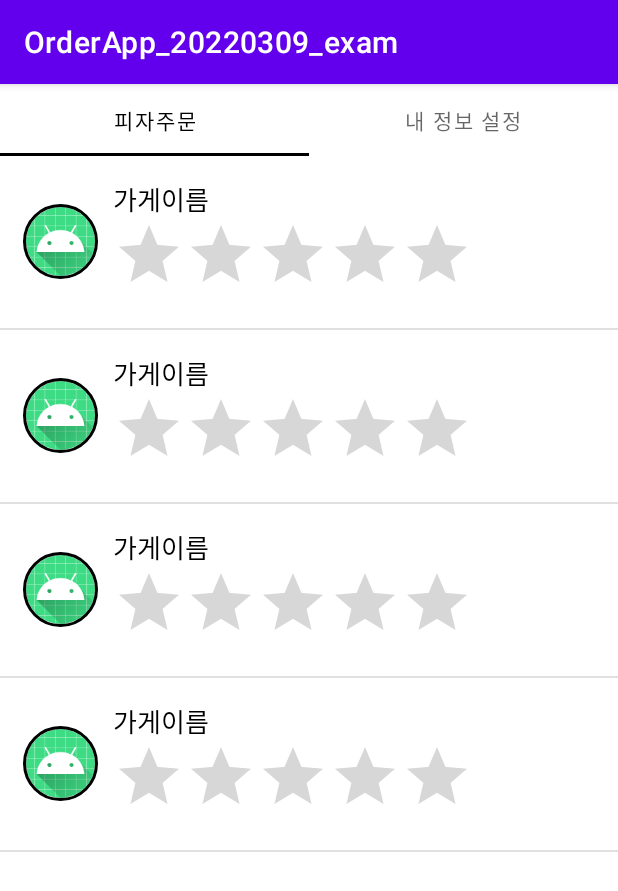
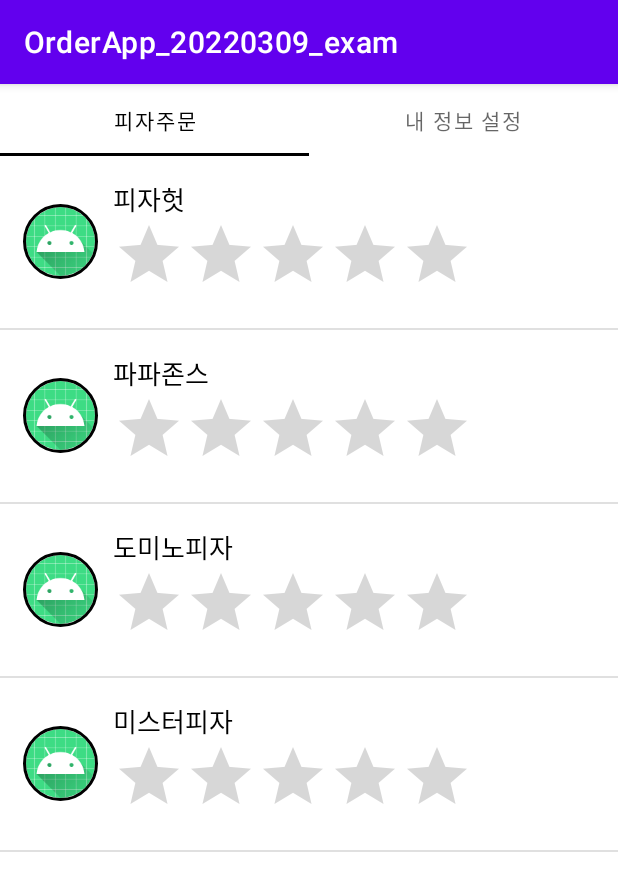
Before and after one commit to skyoo1226/OrderApp_20220309_exam, an Android app: the screen it shows after launch (MainActivity), on a phone screen of 412 x 824 dp. Shown: the top 891 px of the screen. Run offline under Robolectric (Android 15) with nearby library versions, the phone set to English and light mode, and no system bars; our stand-ins replace CircleImageView; libraries missing offline, so code that uses them is left out: com.willy.ratingbar; plain views replace BaseRatingBar; 1 statement that could not run was skipped.

Commit message:
getView에서 데이터 UI를 추출해서 우선 이름만 연결

```diff
--- a/app/src/main/java/com/skyoo/orderapp_20220309_exam/adapters/StoreAdapter.kt
+++ b/app/src/main/java/com/skyoo/orderapp_20220309_exam/adapters/StoreAdapter.kt
@@ -5,8 +5,12 @@ import android.view.LayoutInflater
 import android.view.View
 import android.view.ViewGroup
 import android.widget.ArrayAdapter
+import android.widget.ImageView
+import android.widget.TextView
 import com.skyoo.orderapp_20220309_exam.R
 import com.skyoo.orderapp_20220309_exam.datas.StoreData
+import com.willy.ratingbar.BaseRatingBar
+import de.hdodenhof.circleimageview.CircleImageView
 
 class StoreAdapter(
     val mContext: Context,      // 어느화면에서 쓸지
@@ -22,6 +26,17 @@ class StoreAdapter(
             tempRow = LayoutInflater.from(mContext).inflate(R.layout.store_list_item, null)
         }
         val row = tempRow!!
+//    StoreData의 mList(가게이름)를 data에 주고, store_list_item.xml에서 각 아이템마다 id를 지정해 준다.
+        val data = mList[position]
+//  바로 위 data들을 가져 올 UI들을 지정해 줌
+//  이렇게 쓰는데  써클이미지뷰는 가용성이 있어 간단히 아래처럼 써도 됨. val imgLogo = row.findViewById<CircleImageView>(R.id.imgLogo)
+        val imLogo = row.findViewById<ImageView>(R.id.imgLogo)
+        val txtName = row.findViewById<TextView>(R.id.txtName)
+        val scoreRatingBar = row.findViewById<BaseRatingBar>(R.id.scoreRatingBar)
+
+        txtName.text = data.name
+
+
         return row
 
     }
--- a/app/src/main/res/layout/store_list_item.xml
+++ b/app/src/main/res/layout/store_list_item.xml
@@ -9,6 +9,7 @@
     android:padding="15dp">
 
     <de.hdodenhof.circleimageview.CircleImageView
+        android:id="@+id/imgLogo"
         android:layout_width="50dp"
         android:layout_height="50dp"
         android:src="@mipmap/ic_launcher"
@@ -22,6 +23,7 @@
         android:orientation="vertical" >
 
         <TextView
+            android:id="@+id/txtName"
             android:layout_width="wrap_content"
             android:layout_height="wrap_content"
             android:text="가게이름"
@@ -29,6 +31,7 @@
             android:textSize="17sp" />
 
         <com.willy.ratingbar.BaseRatingBar
+            android:id="@+id/scoreRatingBar"
             android:layout_width="wrap_content"
             android:layout_height="wrap_content"
             app:srb_numStars="5"
```
